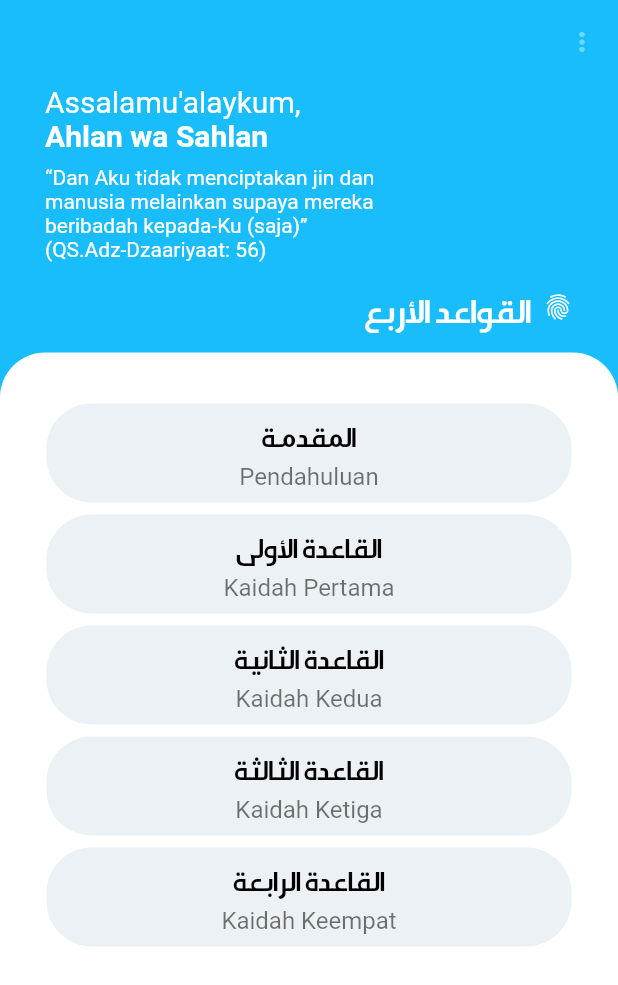
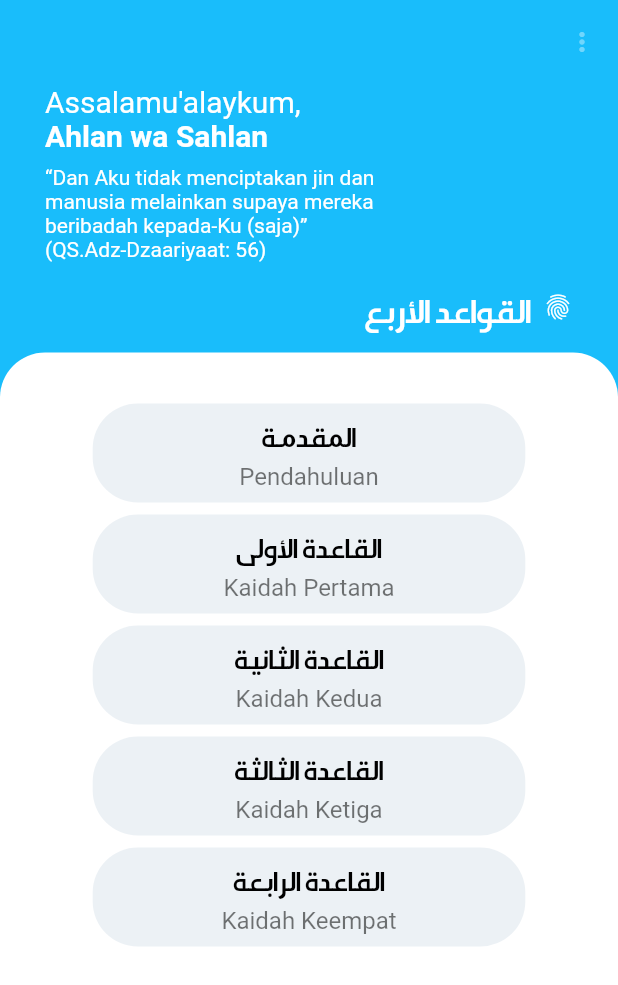
Before and after one commit to hanifmuslim96/qawaidularba, a Flutter app: the screen it shows after launch, on a phone screen of 412 x 824 dp. Shown: the top 985 px of the screen. Run offline on Flutter 3.47's test engine with Material 2 defaults, Android fonts, the phone set to English and light mode, and no system bars; our stand-ins replace carousel_slider, csv.

Commit message:
finish debug version 1.1

```diff
--- a/lib/home.dart
+++ b/lib/home.dart
@@ -1,10 +1,16 @@
 import 'package:flutter/material.dart';
+import 'package:flutter/services.dart';
 import 'package:qawaidularba/section_slider.dart';
 
 class HomeScreen extends StatelessWidget {
   Color biru = Color.fromRGBO(0, 182, 251, 0.9);
   @override
   Widget build(BuildContext context) {
+    SystemChrome.setPreferredOrientations([
+        DeviceOrientation.portraitUp,
+        DeviceOrientation.portraitDown,
+      ]);
+    var ww = MediaQuery.of(context).size.width*0.7;
     return Scaffold(
       backgroundColor: biru,
       appBar: AppBar(
@@ -127,7 +133,7 @@ class HomeScreen extends StatelessWidget {
                               padding:
                                   const EdgeInsets.symmetric(vertical: 4.0),
                               child: Container(
-                                width: 350,
+                                width: ww,
                                 decoration: BoxDecoration(
                                   color: Color.fromRGBO(236, 241, 245, 1),
                                   borderRadius:
@@ -173,7 +179,7 @@ class HomeScreen extends StatelessWidget {
                               padding:
                                   const EdgeInsets.symmetric(vertical: 4.0),
                               child: Container(
-                                width: 350,
+                                width: ww,
                                 decoration: BoxDecoration(
                                   color: Color.fromRGBO(236, 241, 245, 1),
                                   borderRadius:
@@ -219,7 +225,7 @@ class HomeScreen extends StatelessWidget {
                               padding:
                                   const EdgeInsets.symmetric(vertical: 4.0),
                               child: Container(
-                                width: 350,
+                                width: ww,
                                 decoration: BoxDecoration(
                                   color: Color.fromRGBO(236, 241, 245, 1),
                                   borderRadius:
@@ -265,7 +271,7 @@ class HomeScreen extends StatelessWidget {
                               padding:
                                   const EdgeInsets.symmetric(vertical: 4.0),
                               child: Container(
-                                width: 350,
+                                width: ww,
                                 decoration: BoxDecoration(
                                   color: Color.fromRGBO(236, 241, 245, 1),
                                   borderRadius:
@@ -311,7 +317,7 @@ class HomeScreen extends StatelessWidget {
                               padding:
                                   const EdgeInsets.symmetric(vertical: 4.0),
                               child: Container(
-                                width: 350,
+                                width: ww,
                                 decoration: BoxDecoration(
                                   color: Color.fromRGBO(236, 241, 245, 1),
                                   borderRadius:
--- a/lib/section_slider.dart
+++ b/lib/section_slider.dart
@@ -203,6 +203,12 @@ class _SectionSliderState extends State<SectionSlider> {
 
   @override
   Widget build(BuildContext context) {
+     SystemChrome.setPreferredOrientations([
+        DeviceOrientation.portraitUp,
+        DeviceOrientation.portraitDown,
+        DeviceOrientation.landscapeLeft,
+        DeviceOrientation.landscapeRight,
+      ]);
     if (dataDalamList == null) {
       return Scaffold(
         body: Center(
```
